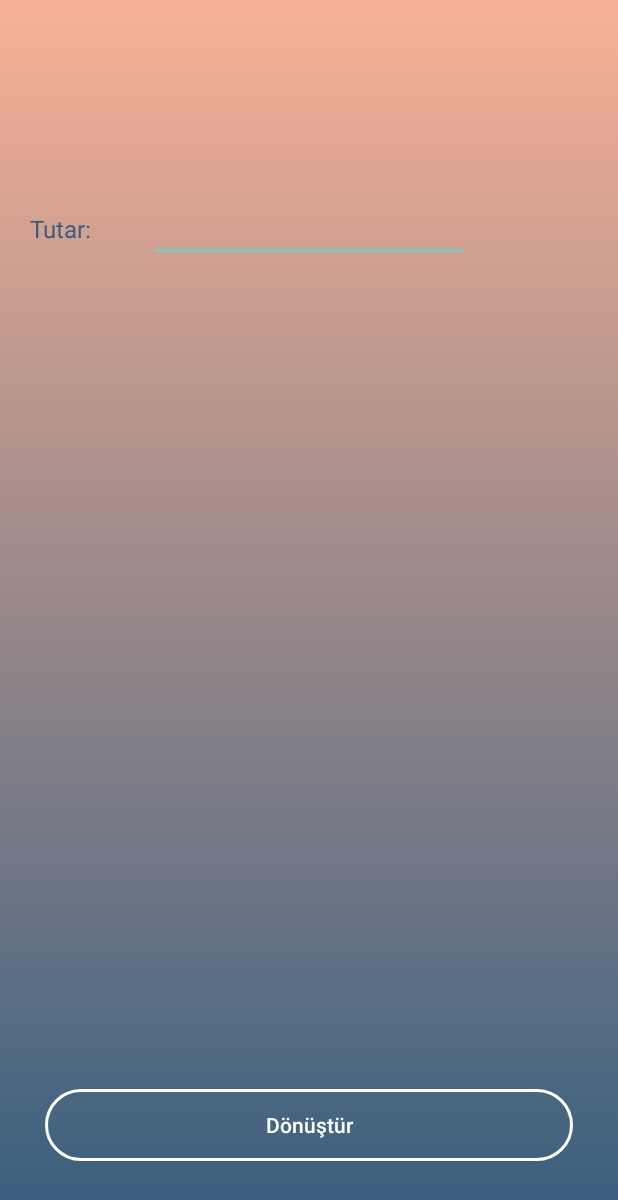
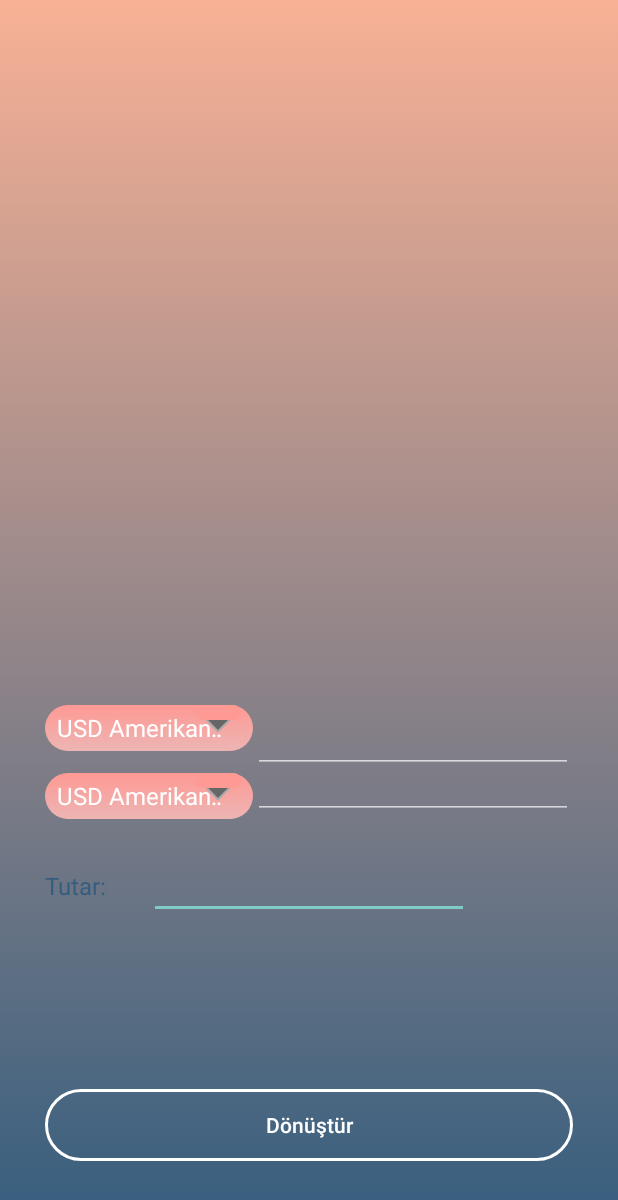
Before and after one commit to ibrahimd1/KameraIleDovizCevrim, an Android app: the ManuelGiris screen opened directly, with no data from a screen before it, on a phone screen of 412 x 824 dp. Shown: the top 1200 px of the screen. Run offline under Robolectric (Android 15) with nearby library versions, the phone set to English and light mode, and no system bars; Roboto replaces fonts that are not available here.

Commit message:
09.01.2018 00:14 değişikliği

```diff
--- a/app/src/main/java/kamerailedovizcevrim/com/kamerledvizevrim/MainActivity.java
+++ b/app/src/main/java/kamerailedovizcevrim/com/kamerledvizevrim/MainActivity.java
@@ -14,8 +14,6 @@ public class MainActivity extends AppCompatActivity {
 
     //Spinner içerisine koyacağımız verileri tanımlıyoruz.
     Yardimci yardimciSinif = new Yardimci();
-    private String[] kaynakDovizEleman={"USD","EUR"};
-    private String[] hedefDovizEleman={"TRY"};
     private String[] dovizlerDeneme = yardimciSinif.Dovizler;
 
     //Spinner'ları ve Adapter'lerini tanımlıyoruz.
--- a/app/src/main/java/kamerailedovizcevrim/com/kamerledvizevrim/ManuelGiris.java
+++ b/app/src/main/java/kamerailedovizcevrim/com/kamerledvizevrim/ManuelGiris.java
@@ -4,8 +4,10 @@ import android.os.Bundle;
 import android.support.annotation.Nullable;
 import android.support.v7.app.AppCompatActivity;
 import android.view.View;
+import android.widget.ArrayAdapter;
 import android.widget.Button;
 import android.widget.EditText;
+import android.widget.Spinner;
 import android.widget.TextView;
 
 import java.util.concurrent.ExecutionException;
@@ -23,9 +25,17 @@ public class ManuelGiris extends AppCompatActivity {
     String hedefDoviz;
     Bundle bundle;
     MyAsyncTask apiCaller;
-    Long m_Oran;
-    String asd;
+    Double m_Oran;
+    String m_StrOran;
     Yardimci m_Yardimci = new Yardimci();
+    StringBuilder strSonucMesaj;
+    Double m_Sonuc;
+    Yardimci yardimciSinif = new Yardimci();
+    private Spinner spinnerManuelKaynakDoviz;
+    private Spinner spinnerManuelHedefDoviz;
+    private ArrayAdapter<String> dataAdapterForKaynakDoviz;
+    private ArrayAdapter<String> dataAdapterForHedefDoviz;
+    private String[] dovizlerDeneme = yardimciSinif.Dovizler;
 
     @Override
     protected void onCreate(@Nullable Bundle savedInstanceState) {
@@ -37,8 +47,23 @@ public class ManuelGiris extends AppCompatActivity {
             hedefDoviz = bundle.getString("HedefDoviz");
             kaynakDoviz = bundle.getString("KaynakDoviz");
         }
+
+        spinnerManuelKaynakDoviz = (Spinner) findViewById(R.id.spinnerManuelKaynak);
+        spinnerManuelHedefDoviz = (Spinner) findViewById(R.id.spinnerManuelHedef);
+
+        //Spinner'lar için adapterleri hazırlıyoruz.
+        dataAdapterForKaynakDoviz = new ArrayAdapter<String>(this, android.R.layout.simple_spinner_item, dovizlerDeneme);
+        dataAdapterForHedefDoviz = new ArrayAdapter<String>(this, android.R.layout.simple_spinner_item, dovizlerDeneme);
+
+        dataAdapterForKaynakDoviz.setDropDownViewResource(android.R.layout.simple_spinner_dropdown_item);
+        dataAdapterForHedefDoviz.setDropDownViewResource(android.R.layout.simple_spinner_dropdown_item);
+
+        //Hazırladğımız Adapter'leri Spinner'lara ekliyoruz.
+        spinnerManuelKaynakDoviz.setAdapter(dataAdapterForKaynakDoviz);
+        spinnerManuelHedefDoviz.setAdapter(dataAdapterForHedefDoviz);
+
         edtManuelaTutar = (EditText) findViewById(R.id.edtManuelTutar);
-        txtManuelSonuc=(TextView)findViewById(R.id.txtManuelSonuc);
+        txtManuelSonuc = (TextView) findViewById(R.id.txtManuelSonuc);
 
         btnManuelCevir = (Button) findViewById(R.id.btnManuelCevir);
         btnManuelCevir.setOnClickListener(new View.OnClickListener() {
@@ -46,16 +71,34 @@ public class ManuelGiris extends AppCompatActivity {
             public void onClick(View v) {
                 if (edtManuelaTutar.getText() == null || edtManuelaTutar.getText().length() == 0) {
                     txtManuelSonuc.setText("Tutar alanı boş geçilemez!");
-                } else {
-                    apiCaller = new MyAsyncTask(kaynakDoviz, hedefDoviz, ManuelGiris.this, m_Oran, "Yükleniyor...");
-                    try {
-                        asd = apiCaller.execute().get();
-                    } catch (InterruptedException e) {
-                        e.printStackTrace();
-                    } catch (ExecutionException e) {
-                        e.printStackTrace();
+                }
+                else {
+                    if (m_Oran == null || m_Oran == 0) {
+
+                        apiCaller = new MyAsyncTask(kaynakDoviz, hedefDoviz, ManuelGiris.this, "Yükleniyor...");
+
+                        try {
+                            m_StrOran = apiCaller.execute().get();
+                            m_Oran = Double.parseDouble(m_StrOran);
+                        } catch (InterruptedException e) {
+                            e.printStackTrace();
+                        } catch (ExecutionException e) {
+                            e.printStackTrace();
+                        }
                     }
-                    m_Yardimci.Mesaj("Hedef: " + hedefDoviz + " Kaynak: " + kaynakDoviz + " Oran: " + asd, ManuelGiris.this);
+                    Double sonuc = Double.valueOf(edtManuelaTutar.getText().toString()) * Math.round(Double.parseDouble(m_StrOran));
+                    m_Sonuc = sonuc;
+                    strSonucMesaj = new StringBuilder();
+                    strSonucMesaj.append(edtManuelaTutar.getText());
+                    strSonucMesaj.append(" ");
+                    strSonucMesaj.append(kaynakDoviz);
+                    strSonucMesaj.append(" = ");
+                    strSonucMesaj.append(m_Sonuc.toString());
+                    strSonucMesaj.append(" ");
+                    strSonucMesaj.append(hedefDoviz);
+
+                    txtManuelSonuc.setText(strSonucMesaj.toString());
+                    m_Yardimci.Mesaj("Hedef: " + hedefDoviz + " Kaynak: " + kaynakDoviz + " Oran: " + m_StrOran, ManuelGiris.this);
                 }
             }
         });
--- a/app/src/main/java/kamerailedovizcevrim/com/kamerledvizevrim/MyAsyncTask.java
+++ b/app/src/main/java/kamerailedovizcevrim/com/kamerledvizevrim/MyAsyncTask.java
@@ -30,16 +30,14 @@ public  class MyAsyncTask extends AsyncTask<Void,Void,String> {
     Context m_Context;
     String modalMesaj;
     ProgressDialog dialog;
-    Long m_Oran;
     String m_Mesaj;
     Yardimci m_Yardimci = new Yardimci();
     String oran;
 
-    public MyAsyncTask(String kaynakDoviz, String hedefDoviz, Context context, Long oran, String mesaj){
+    public MyAsyncTask(String kaynakDoviz, String hedefDoviz, Context context, String mesaj){
         m_KaynakDoviz = kaynakDoviz;
         m_HedefDoviz = hedefDoviz;
         m_Context = context;
-        m_Oran = oran;
         m_Mesaj = mesaj;
         this.modalMesaj = m_Mesaj;
         this.dialog = new ProgressDialog(m_Context);
@@ -110,15 +108,6 @@ public  class MyAsyncTask extends AsyncTask<Void,Void,String> {
     }*/
 
 
-
-    public Long getOran(){
-        return m_Oran;
-    }
-
-    public String getOran2(String oranasd){
-        return oranasd;
-    }
-
     private void Mesaj(String s) {
         Toast.makeText(m_Context, s, Toast.LENGTH_LONG).show();
     }
--- a/app/src/main/res/layout/manuel_giris.xml
+++ b/app/src/main/res/layout/manuel_giris.xml
@@ -8,9 +8,9 @@
         android:id="@+id/edtManuelTutar"
         android:layout_width="wrap_content"
         android:layout_height="wrap_content"
-        android:layout_alignParentTop="true"
+        android:layout_alignBottom="@+id/txtManuelSonuc"
         android:layout_centerHorizontal="true"
-        android:layout_marginTop="129dp"
+        android:layout_marginBottom="51dp"
         android:ems="10"
         android:inputType="number" />
 
@@ -18,12 +18,10 @@
         android:id="@+id/txtTutarIsim"
         android:layout_width="wrap_content"
         android:layout_height="wrap_content"
-        android:layout_alignParentLeft="true"
-        android:layout_alignParentStart="true"
-        android:layout_alignTop="@+id/edtManuelTutar"
-        android:layout_marginLeft="20dp"
-        android:layout_marginStart="20dp"
-        android:layout_marginTop="12dp"
+        android:layout_alignBaseline="@+id/edtManuelTutar"
+        android:layout_alignBottom="@+id/edtManuelTutar"
+        android:layout_alignLeft="@+id/btnManuelCevir"
+        android:layout_alignStart="@+id/btnManuelCevir"
         android:text="Tutar:"
         android:textColor="#345d7e"
         android:textSize="16sp" />
@@ -47,9 +45,53 @@
         android:id="@+id/txtManuelSonuc"
         android:layout_width="wrap_content"
         android:layout_height="wrap_content"
+        android:layout_above="@+id/btnManuelCevir"
         android:layout_alignLeft="@+id/txtTutarIsim"
         android:layout_alignStart="@+id/txtTutarIsim"
-        android:layout_below="@+id/edtManuelTutar"
-        android:layout_marginTop="53dp" />
+        android:layout_marginBottom="62dp"
+        android:textSize="18sp" />
+
+    <Spinner
+        android:id="@+id/spinnerManuelKaynak"
+        android:layout_width="match_parent"
+        android:layout_height="wrap_content"
+        android:layout_alignLeft="@+id/txtTutarIsim"
+        android:layout_alignStart="@+id/txtTutarIsim"
+        android:layout_alignTop="@+id/edtManuelKaynakText"
+        android:layout_toLeftOf="@+id/edtManuelKaynakText"
+        android:layout_toStartOf="@+id/edtManuelKaynakText"
+        android:background="@drawable/custom_spinner" />
+
+    <Spinner
+        android:id="@+id/spinnerManuelHedef"
+        android:layout_width="match_parent"
+        android:layout_height="wrap_content"
+        android:layout_above="@+id/txtTutarIsim"
+        android:layout_alignEnd="@+id/spinnerManuelKaynak"
+        android:layout_alignRight="@+id/spinnerManuelKaynak"
+        android:layout_marginBottom="33dp"
+        android:layout_toEndOf="@+id/txtManuelSonuc"
+        android:layout_toRightOf="@+id/txtManuelSonuc"
+        android:background="@drawable/custom_spinner" />
+
+    <EditText
+        android:id="@+id/edtManuelKaynakText"
+        android:layout_width="wrap_content"
+        android:layout_height="wrap_content"
+        android:layout_above="@+id/spinnerManuelHedef"
+        android:layout_alignEnd="@+id/btnManuelCevir"
+        android:layout_alignRight="@+id/btnManuelCevir"
+        android:ems="10"
+        android:inputType="number" />
+
+    <EditText
+        android:id="@+id/edtManuelHedefaynakText"
+        android:layout_width="wrap_content"
+        android:layout_height="wrap_content"
+        android:layout_alignBottom="@+id/spinnerManuelHedef"
+        android:layout_alignLeft="@+id/edtManuelKaynakText"
+        android:layout_alignStart="@+id/edtManuelKaynakText"
+        android:ems="10"
+        android:inputType="number" />
 
 </RelativeLayout>
```
